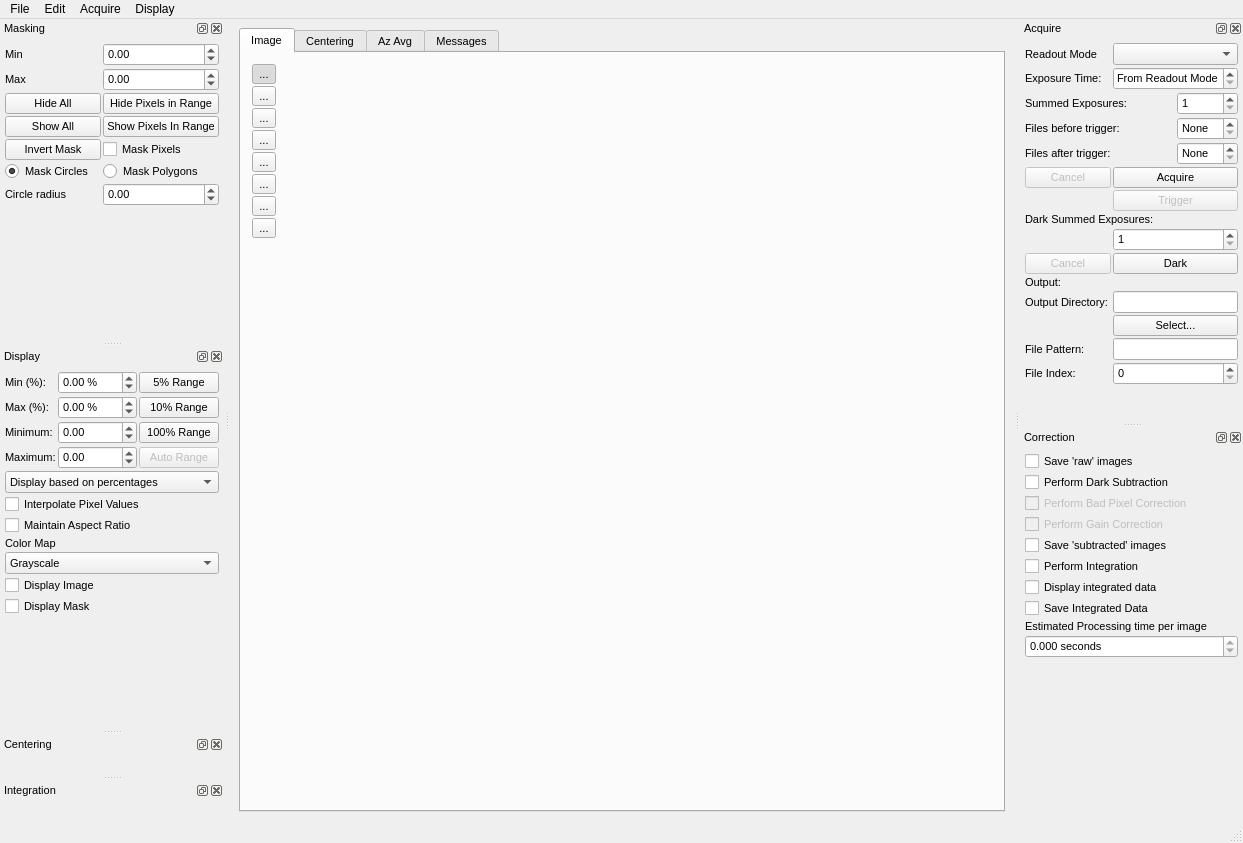
This is qxrdwindow.ui in guyjennings/qxrd as Qt 5 draws it before an edit. The edited form follows.
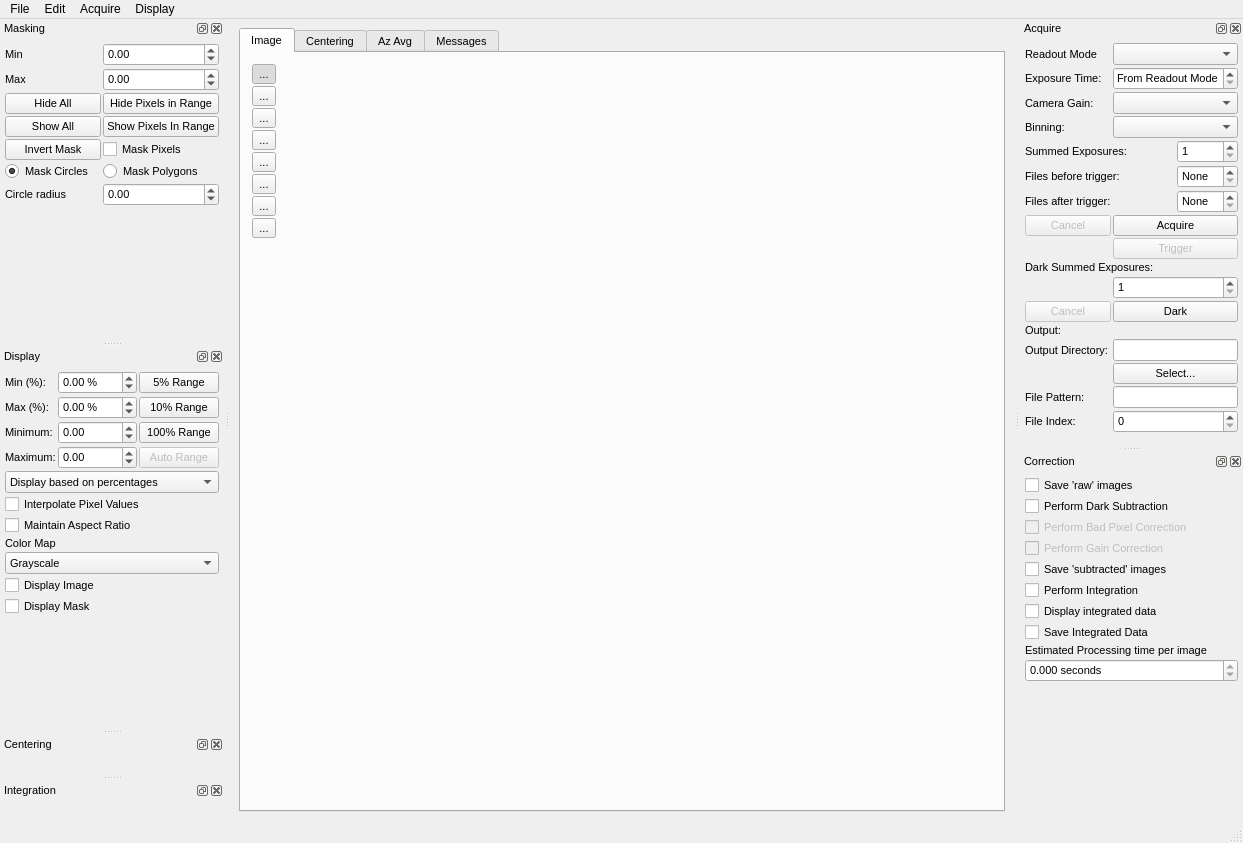
This is the edited form. Icons and pictures are not drawn. Custom widgets are drawn as their Qt base class.

Commit message: Added binning mode parameter Added camera gain and binning mode user interfaces

The edit to the form file:
```diff
--- a/qxrdwindow.ui
+++ b/qxrdwindow.ui
@@ -821,7 +821,7 @@
        </property>
       </widget>
      </item>
-     <item row="2" column="0" colspan="3">
+     <item row="4" column="0" colspan="3">
       <widget class="QLabel" name="label_2">
        <property name="font">
         <font>
@@ -833,7 +833,7 @@
        </property>
       </widget>
      </item>
-     <item row="2" column="3">
+     <item row="4" column="3">
       <widget class="QSpinBox" name="m_SummedExposures">
        <property name="sizePolicy">
         <sizepolicy hsizetype="Preferred" vsizetype="Fixed">
@@ -862,7 +862,7 @@
        </property>
       </widget>
      </item>
-     <item row="4" column="0" colspan="3">
+     <item row="6" column="0" colspan="3">
       <widget class="QLabel" name="label_3">
        <property name="font">
         <font>
@@ -874,7 +874,7 @@
        </property>
       </widget>
      </item>
-     <item row="4" column="3">
+     <item row="6" column="3">
       <widget class="QSpinBox" name="m_PostTriggerFiles">
        <property name="sizePolicy">
         <sizepolicy hsizetype="Preferred" vsizetype="Fixed">
@@ -906,7 +906,7 @@
        </property>
       </widget>
      </item>
-     <item row="7" column="0" colspan="2">
+     <item row="9" column="0" colspan="2">
       <widget class="QPushButton" name="m_CancelButton">
        <property name="enabled">
         <bool>false</bool>
@@ -921,7 +921,7 @@
        </property>
       </widget>
      </item>
-     <item row="7" column="2" colspan="2">
+     <item row="9" column="2" colspan="2">
       <widget class="QPushButton" name="m_AcquireButton">
        <property name="enabled">
         <bool>true</bool>
@@ -946,7 +946,7 @@
        </property>
       </widget>
      </item>
-     <item row="9" column="0" colspan="4">
+     <item row="11" column="0" colspan="4">
       <widget class="QLabel" name="label_7">
        <property name="font">
         <font>
@@ -958,7 +958,7 @@
        </property>
       </widget>
      </item>
-     <item row="10" column="2" colspan="2">
+     <item row="12" column="2" colspan="2">
       <widget class="QSpinBox" name="m_DarkSummedExposures">
        <property name="sizePolicy">
         <sizepolicy hsizetype="Preferred" vsizetype="Fixed">
@@ -987,7 +987,7 @@
        </property>
       </widget>
      </item>
-     <item row="11" column="0" colspan="2">
+     <item row="13" column="0" colspan="2">
       <widget class="QPushButton" name="m_DarkCancelButton">
        <property name="enabled">
         <bool>false</bool>
@@ -1002,7 +1002,7 @@
        </property>
       </widget>
      </item>
-     <item row="11" column="2" colspan="2">
+     <item row="13" column="2" colspan="2">
       <widget class="QPushButton" name="m_DarkAcquireButton">
        <property name="enabled">
         <bool>true</bool>
@@ -1027,7 +1027,7 @@
        </property>
       </widget>
      </item>
-     <item row="18" column="1" colspan="2">
+     <item row="20" column="1" colspan="2">
       <spacer name="verticalSpacer">
        <property name="orientation">
         <enum>Qt::Vertical</enum>
@@ -1040,7 +1040,7 @@
        </property>
       </spacer>
      </item>
-     <item row="8" column="2" colspan="2">
+     <item row="10" column="2" colspan="2">
       <widget class="QPushButton" name="m_TriggerButton">
        <property name="enabled">
         <bool>false</bool>
@@ -1065,7 +1065,7 @@
        </property>
       </widget>
      </item>
-     <item row="3" column="0" colspan="3">
+     <item row="5" column="0" colspan="3">
       <widget class="QLabel" name="label_9">
        <property name="font">
         <font>
@@ -1077,7 +1077,7 @@
        </property>
       </widget>
      </item>
-     <item row="3" column="3">
+     <item row="5" column="3">
       <widget class="QSpinBox" name="m_PreTriggerFiles">
        <property name="sizePolicy">
         <sizepolicy hsizetype="Preferred" vsizetype="Fixed">
@@ -1112,7 +1112,7 @@
        </property>
       </widget>
      </item>
-     <item row="13" column="0">
+     <item row="15" column="0">
       <widget class="QLabel" name="label_6">
        <property name="font">
         <font>
@@ -1124,7 +1124,7 @@
        </property>
       </widget>
      </item>
-     <item row="13" column="2" colspan="2">
+     <item row="15" column="2" colspan="2">
       <widget class="QLineEdit" name="m_OutputDirectory">
        <property name="sizePolicy">
         <sizepolicy hsizetype="Preferred" vsizetype="Fixed">
@@ -1147,7 +1147,7 @@
        </property>
       </widget>
      </item>
-     <item row="14" column="2" colspan="2">
+     <item row="16" column="2" colspan="2">
       <widget class="QPushButton" name="m_SelectDirectoryButton">
        <property name="font">
         <font>
@@ -1159,7 +1159,7 @@
        </property>
       </widget>
      </item>
-     <item row="15" column="0">
+     <item row="17" column="0">
       <widget class="QLabel" name="label_4">
        <property name="font">
         <font>
@@ -1171,7 +1171,7 @@
        </property>
       </widget>
      </item>
-     <item row="15" column="2" colspan="2">
+     <item row="17" column="2" colspan="2">
       <widget class="QLineEdit" name="m_FilePattern">
        <property name="sizePolicy">
         <sizepolicy hsizetype="Preferred" vsizetype="Fixed">
@@ -1194,7 +1194,7 @@
        </property>
       </widget>
      </item>
-     <item row="16" column="0">
+     <item row="18" column="0">
       <widget class="QLabel" name="label_5">
        <property name="font">
         <font>
@@ -1206,7 +1206,7 @@
        </property>
       </widget>
      </item>
-     <item row="16" column="2" colspan="2">
+     <item row="18" column="2" colspan="2">
       <widget class="QSpinBox" name="m_FileIndex">
        <property name="sizePolicy">
         <sizepolicy hsizetype="Preferred" vsizetype="Fixed">
@@ -1232,13 +1232,77 @@
        </property>
       </widget>
      </item>
-     <item row="12" column="0" colspan="4">
+     <item row="14" column="0" colspan="4">
       <widget class="QLabel" name="label_10">
        <property name="text">
         <string>Output:</string>
        </property>
       </widget>
      </item>
+     <item row="2" column="0">
+      <widget class="QLabel" name="label_20">
+       <property name="font">
+        <font>
+         <pointsize>8</pointsize>
+        </font>
+       </property>
+       <property name="text">
+        <string>Camera Gain:</string>
+       </property>
+      </widget>
+     </item>
+     <item row="2" column="2" colspan="2">
+      <widget class="QComboBox" name="m_CameraGain">
+       <property name="sizePolicy">
+        <sizepolicy hsizetype="Preferred" vsizetype="Fixed">
+         <horstretch>1</horstretch>
+         <verstretch>0</verstretch>
+        </sizepolicy>
+       </property>
+       <property name="font">
+        <font>
+         <pointsize>8</pointsize>
+        </font>
+       </property>
+       <property name="toolTip">
+        <string>Detector readout mode (0..7)
+Script Property: &quot;acquisition.readoutMode&quot;
+Script Function: readoutMode()</string>
+       </property>
+      </widget>
+     </item>
+     <item row="3" column="0">
+      <widget class="QLabel" name="label_21">
+       <property name="font">
+        <font>
+         <pointsize>8</pointsize>
+        </font>
+       </property>
+       <property name="text">
+        <string>Binning:</string>
+       </property>
+      </widget>
+     </item>
+     <item row="3" column="2" colspan="2">
+      <widget class="QComboBox" name="m_BinningMode">
+       <property name="sizePolicy">
+        <sizepolicy hsizetype="Preferred" vsizetype="Fixed">
+         <horstretch>1</horstretch>
+         <verstretch>0</verstretch>
+        </sizepolicy>
+       </property>
+       <property name="font">
+        <font>
+         <pointsize>8</pointsize>
+        </font>
+       </property>
+       <property name="toolTip">
+        <string>Detector readout mode (0..7)
+Script Property: &quot;acquisition.readoutMode&quot;
+Script Function: readoutMode()</string>
+       </property>
+      </widget>
+     </item>
     </layout>
    </widget>
   </widget>
```
Left out of the diff: 2 changed lines with no effect on the pictures. The commit also changes 3 other files.
